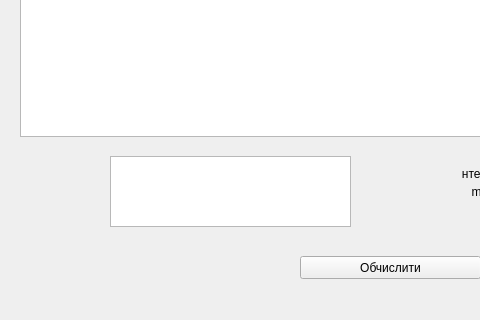
The window that mainwindow.ui (OliaPopovych/WebSystemModeling) describes before a commit, drawn with Qt 5; both pictures show x 0 to 480 and y 171 to 491 of the 755 by 491 pixel window.
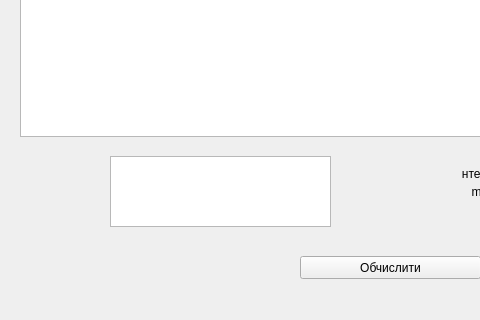
The same window after the commit.

```diff
--- a/mainwindow.ui
+++ b/mainwindow.ui
@@ -27,16 +27,6 @@
      </rect>
     </property>
    </widget>
-   <widget class="QTableView" name="tableView_2">
-    <property name="geometry">
-     <rect>
-      <x>110</x>
-      <y>310</y>
-      <width>241</width>
-      <height>71</height>
-     </rect>
-    </property>
-   </widget>
    <widget class="QWidget" name="verticalLayoutWidget">
     <property name="geometry">
      <rect>
@@ -143,6 +133,16 @@
      <string>Обчислити</string>
     </property>
    </widget>
+   <widget class="QTableWidget" name="tableWidget">
+    <property name="geometry">
+     <rect>
+      <x>110</x>
+      <y>310</y>
+      <width>221</width>
+      <height>71</height>
+     </rect>
+    </property>
+   </widget>
   </widget>
   <widget class="QMenuBar" name="menuBar">
    <property name="geometry">
```
